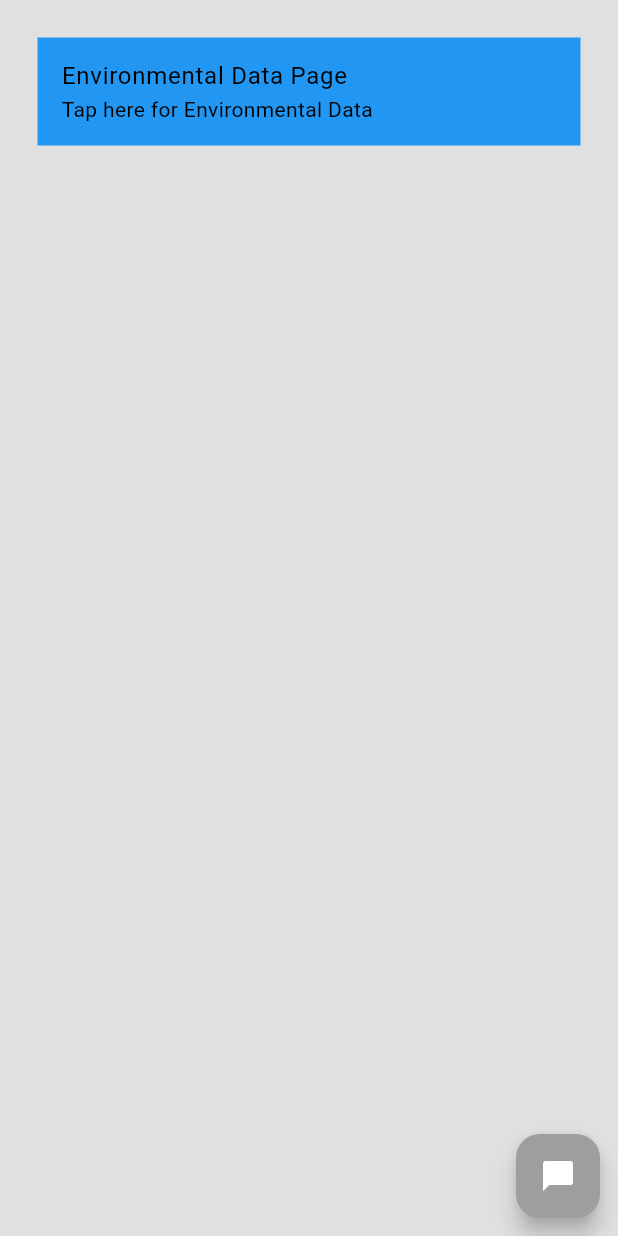
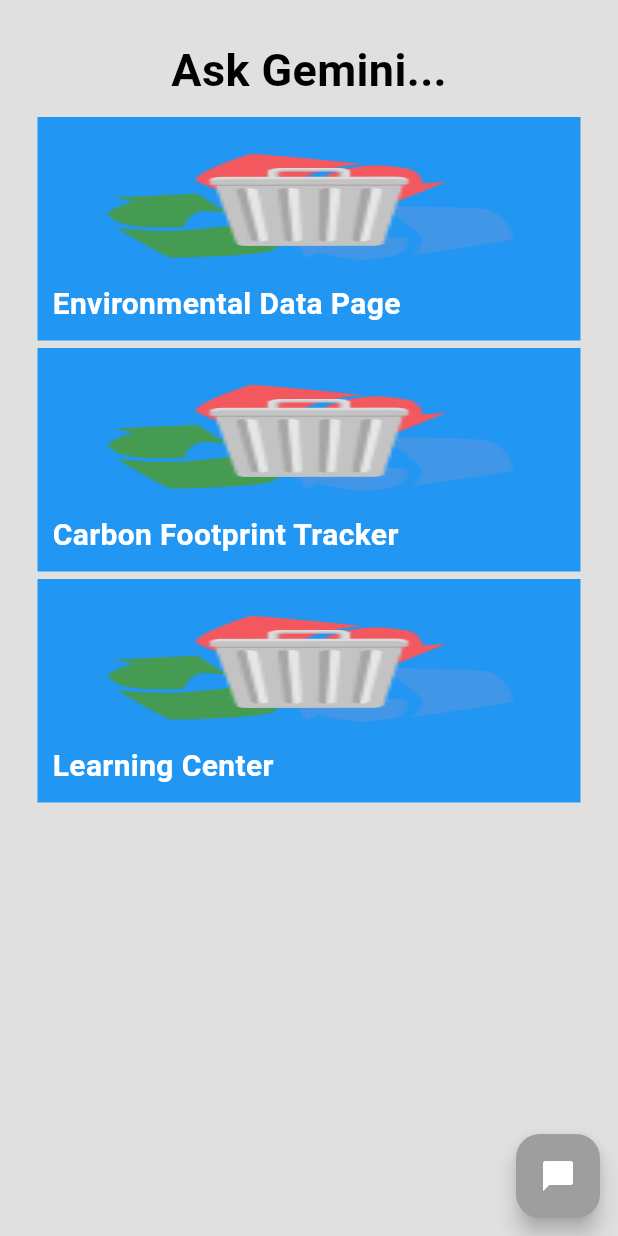
Before and after one commit to rkareem2/Clean-Cycle_flutter-app, a Flutter app: the GeminiPage screen opened directly, on a phone screen of 412 x 824 dp. Run offline on Flutter 3.47's test engine with Material 3 defaults, Android fonts, the phone set to English and light mode, and no system bars; our stand-ins replace cloud_firestore, firebase_auth, firebase_core, get, google_generative_ai, google_maps_flutter and 1 more; accounts and stored records are empty.

Commit message:
carbon footprint tracker update

```diff
--- a/clean_cycle/lib/main.dart
+++ b/clean_cycle/lib/main.dart
@@ -1,8 +1,10 @@
 import 'package:clean_cycle/Themes/theme_provider.dart';
 import 'package:clean_cycle/pages/contribute_page.dart';
-import 'package:clean_cycle/pages/environmental_data_page.dart';
+import 'package:clean_cycle/pages/gemini_pages/carbon_tracker_page.dart';
+import 'package:clean_cycle/pages/gemini_pages/environmental_data_page.dart';
 import 'package:clean_cycle/pages/map.dart';
 import 'package:clean_cycle/pages/Collection_Request.dart';
+import 'package:clean_cycle/pages/splashscreen.dart';
 import 'package:clean_cycle/services/auth/auth_gate.dart';
 import 'package:clean_cycle/services/auth/logout.dart';
 import 'package:flutter/material.dart';
@@ -35,7 +37,10 @@ class MyApp extends StatelessWidget {
       debugShowCheckedModeBanner: false,
       home: const AuthGate(),
       theme: Provider.of<ThemeProvider>(context).themeData,
+      // initialRoute: "/splash",
       routes: {
+        '/splash': (context) => const SplashScreen(),
+        '/auth': (context) => const AuthGate(),
         '/login': (context) => const LoginPage(),
         '/signup': (context) => const SignUpPage(),
         '/homepage': (context) => const HomePage(),
@@ -44,6 +49,7 @@ class MyApp extends StatelessWidget {
         '/collection_requests': (context) => const CollectionRequestsPage(),
         '/contribute_page': (context) => const ContributePage(),
         '/env_data_page': (context) => const EnvDataPage(),
+        '/carbon_tracker_page': (context) => const CarbonTrackerPage(),
       },
     );
   }
--- a/clean_cycle/lib/pages/gemini_page.dart
+++ b/clean_cycle/lib/pages/gemini_page.dart
@@ -1,4 +1,4 @@
-import 'package:clean_cycle/pages/chatbot.dart';
+import 'package:clean_cycle/components/chatbot.dart';
 import 'package:flutter/material.dart';
 
 class GeminiPage extends StatefulWidget {
@@ -27,14 +27,13 @@ class _MyAppState extends State<GeminiPage> {
             margin: const EdgeInsets.all(10),
             child: Column(
               children: [
-                ListTile(
-                  title: const Text('Environmental Data Page'),
-                  subtitle: const Text('Tap here for Environmental Data'),
-                  tileColor: Colors.blue,
-                  onTap: () {
-                    Navigator.pushNamed(context, '/env_data_page');
-                  }
-                ),
+                const Text('Ask Gemini...', style: TextStyle(fontSize: 30, fontWeight: FontWeight.bold)),
+                const SizedBox(height: 10),
+                buildGeminiSectionButton("assets/logo1.png", "Environmental Data Page", "/env_data_page"),
+                const SizedBox(height: 5),
+                buildGeminiSectionButton("assets/logo1.png", "Carbon Footprint Tracker", "/carbon_tracker_page"),
+                const SizedBox(height: 5),
+                buildGeminiSectionButton("assets/logo1.png", "Learning Center", "/carbon_tracker_page")
               ],
             ),
           ),
@@ -62,4 +61,29 @@ class _MyAppState extends State<GeminiPage> {
       floatingActionButtonLocation: FloatingActionButtonLocation.miniEndFloat
     );
   }
+
+  Widget buildGeminiSectionButton(String imageUrl, String textValue, String routeAddress) {
+    return Material (
+      color: Colors.blue,
+      child: Container(
+        padding: const EdgeInsets.all(10),
+        child: InkWell(
+          child: Column(
+            crossAxisAlignment: CrossAxisAlignment.start,
+            children: [
+              Ink.image(
+                image: AssetImage(imageUrl),
+                height: 100,
+                fit: BoxFit.fill,
+              ),
+              Text(textValue, style: const TextStyle(fontSize: 20, fontWeight: FontWeight.bold, color: Colors.white),),
+            ]
+          ),
+          onTap: () {
+            Navigator.pushNamed(context, routeAddress);
+          }
+        ),
+      ),
+    );
+  }
 }
--- a/clean_cycle/pubspec.yaml
+++ b/clean_cycle/pubspec.yaml
@@ -40,6 +40,7 @@ dependencies:
   cloud_firestore: ^5.0.2
   get: ^4.6.6
   google_generative_ai: ^0.4.3
+  webview_flutter: ^4.8.0
 
   google_maps_flutter: any
 dev_dependencies:
```
Also changed, not shown: clean_cycle/lib/pages/gemini_pages/carbon_calculator.dart (added, +148 -0 lines), clean_cycle/lib/pages/gemini_pages/carbon_tracker_page.dart (added, +106 -0 lines), clean_cycle/lib/pages/splashscreen.dart (added, +81 -0 lines), clean_cycle/lib/components/chatbot.dart (renamed from clean_cycle/lib/pages/chatbot.dart), clean_cycle/lib/pages/gemini_pages/environmental_data_page.dart (renamed from clean_cycle/lib/pages/environmental_data_page.dart), clean_cycle/pubspec.lock, 4 other files.
